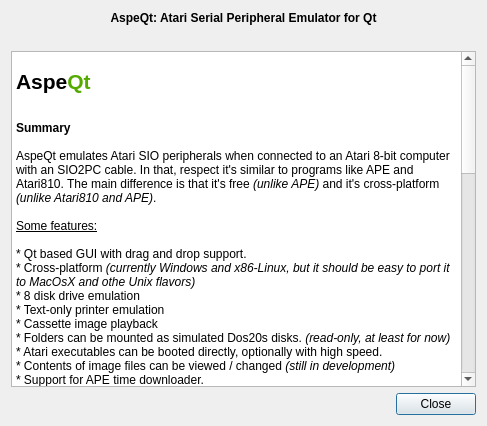
optixx/aspeqt, file aboutdialog.ui: the form before one commit.
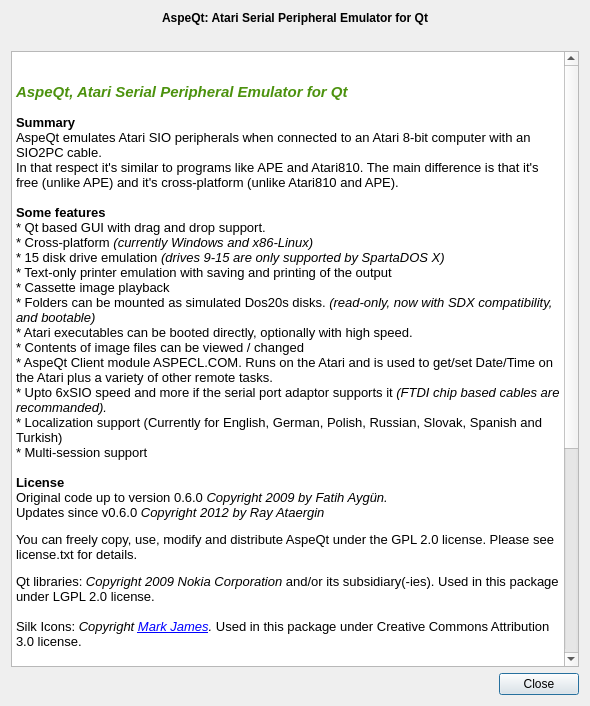
The form after the commit. Icons and pictures are not drawn.

What changed in the file:
```diff
--- a/aboutdialog.ui
+++ b/aboutdialog.ui
@@ -6,8 +6,8 @@
    <rect>
     <x>0</x>
     <y>0</y>
-    <width>487</width>
-    <height>426</height>
+    <width>590</width>
+    <height>706</height>
    </rect>
   </property>
   <property name="windowTitle">
@@ -36,97 +36,7 @@
      </property>
     </widget>
    </item>
-   <item row="1" column="0">
-    <widget class="QLabel" name="versionLabel">
-     <property name="font">
-      <font>
-       <weight>75</weight>
-       <bold>true</bold>
-      </font>
-     </property>
-     <property name="text">
-      <string/>
-     </property>
-     <property name="alignment">
-      <set>Qt::AlignCenter</set>
-     </property>
-    </widget>
-   </item>
-   <item row="2" column="0">
-    <widget class="QTextBrowser" name="textBrowser">
-     <property name="font">
-      <font>
-       <family>Arial</family>
-      </font>
-     </property>
-     <property name="locale">
-      <locale language="English" country="UnitedStates"/>
-     </property>
-     <property name="html">
-      <string>&lt;!DOCTYPE HTML PUBLIC &quot;-//W3C//DTD HTML 4.0//EN&quot; &quot;http://www.w3.org/TR/REC-html40/strict.dtd&quot;&gt;
-&lt;html&gt;&lt;head&gt;&lt;meta name=&quot;qrichtext&quot; content=&quot;1&quot; /&gt;&lt;style type=&quot;text/css&quot;&gt;
-p, li { white-space: pre-wrap; }
-&lt;/style&gt;&lt;/head&gt;&lt;body style=&quot; font-family:'Arial'; font-size:8.25pt; font-weight:400; font-style:normal;&quot;&gt;
-&lt;p style=&quot;-qt-paragraph-type:empty; margin-top:0px; margin-bottom:0px; margin-left:0px; margin-right:0px; -qt-block-indent:0; text-indent:0px; font-size:8pt;&quot;&gt;&lt;/p&gt;
-&lt;p style=&quot; margin-top:0px; margin-bottom:0px; margin-left:0px; margin-right:0px; -qt-block-indent:0; text-indent:0px;&quot;&gt;&lt;span style=&quot; font-size:16pt; font-weight:600; color:#000000;&quot;&gt;Aspe&lt;/span&gt;&lt;span style=&quot; font-size:16pt; font-weight:600; color:#55aa00;&quot;&gt;Qt	&lt;/span&gt;&lt;/p&gt;
-&lt;p style=&quot; margin-top:0px; margin-bottom:0px; margin-left:0px; margin-right:0px; -qt-block-indent:0; text-indent:0px;&quot;&gt;&lt;img src=&quot;:/icons/main-icon/AspeQt.ico&quot; /&gt;&lt;/p&gt;
-&lt;p style=&quot;-qt-paragraph-type:empty; margin-top:0px; margin-bottom:0px; margin-left:0px; margin-right:0px; -qt-block-indent:0; text-indent:0px; font-size:9pt;&quot;&gt;&lt;/p&gt;
-&lt;p style=&quot; margin-top:0px; margin-bottom:0px; margin-left:0px; margin-right:0px; -qt-block-indent:0; text-indent:0px;&quot;&gt;&lt;span style=&quot; font-size:9pt; font-weight:600;&quot;&gt;Summary&lt;/span&gt;&lt;/p&gt;
-&lt;p style=&quot;-qt-paragraph-type:empty; margin-top:0px; margin-bottom:0px; margin-left:0px; margin-right:0px; -qt-block-indent:0; text-indent:0px; font-size:9pt;&quot;&gt;&lt;/p&gt;
-&lt;p style=&quot; margin-top:0px; margin-bottom:0px; margin-left:0px; margin-right:0px; -qt-block-indent:0; text-indent:0px;&quot;&gt;&lt;span style=&quot; font-size:9pt;&quot;&gt;AspeQt emulates Atari SIO peripherals when connected to an Atari 8-bit computer with an SIO2PC cable. In that, respect it's similar to programs like APE and Atari810. The main difference is that it's free &lt;/span&gt;&lt;span style=&quot; font-size:9pt; font-style:italic;&quot;&gt;(unlike APE)&lt;/span&gt;&lt;span style=&quot; font-size:9pt;&quot;&gt; and it's cross-platform&lt;/span&gt;&lt;span style=&quot; font-size:9pt; font-style:italic;&quot;&gt; (unlike Atari810 and APE)&lt;/span&gt;&lt;span style=&quot; font-size:9pt;&quot;&gt;.&lt;/span&gt;&lt;/p&gt;
-&lt;p style=&quot;-qt-paragraph-type:empty; margin-top:0px; margin-bottom:0px; margin-left:0px; margin-right:0px; -qt-block-indent:0; text-indent:0px; font-size:9pt;&quot;&gt;&lt;/p&gt;
-&lt;p style=&quot; margin-top:0px; margin-bottom:0px; margin-left:0px; margin-right:0px; -qt-block-indent:0; text-indent:0px;&quot;&gt;&lt;span style=&quot; font-size:9pt; text-decoration: underline;&quot;&gt;Some features:&lt;/span&gt;&lt;/p&gt;
-&lt;p style=&quot;-qt-paragraph-type:empty; margin-top:0px; margin-bottom:0px; margin-left:0px; margin-right:0px; -qt-block-indent:0; text-indent:0px; font-size:9pt; text-decoration: underline;&quot;&gt;&lt;/p&gt;
-&lt;p style=&quot; margin-top:0px; margin-bottom:0px; margin-left:0px; margin-right:0px; -qt-block-indent:0; text-indent:0px;&quot;&gt;&lt;span style=&quot; font-size:9pt;&quot;&gt;* Qt based GUI with drag and drop support.&lt;/span&gt;&lt;/p&gt;
-&lt;p style=&quot; margin-top:0px; margin-bottom:0px; margin-left:0px; margin-right:0px; -qt-block-indent:0; text-indent:0px;&quot;&gt;&lt;span style=&quot; font-size:9pt;&quot;&gt;* Cross-platform&lt;/span&gt;&lt;span style=&quot; font-size:9pt; font-style:italic;&quot;&gt; (currently Windows and x86-Linux, but it should be easy to port it to MacOsX and othe Unix flavors)&lt;/span&gt;&lt;/p&gt;
-&lt;p style=&quot; margin-top:0px; margin-bottom:0px; margin-left:0px; margin-right:0px; -qt-block-indent:0; text-indent:0px;&quot;&gt;&lt;span style=&quot; font-size:9pt;&quot;&gt;* 8 disk drive emulation&lt;/span&gt;&lt;/p&gt;
-&lt;p style=&quot; margin-top:0px; margin-bottom:0px; margin-left:0px; margin-right:0px; -qt-block-indent:0; text-indent:0px;&quot;&gt;&lt;span style=&quot; font-size:9pt;&quot;&gt;* Text-only printer emulation&lt;/span&gt;&lt;/p&gt;
-&lt;p style=&quot; margin-top:0px; margin-bottom:0px; margin-left:0px; margin-right:0px; -qt-block-indent:0; text-indent:0px;&quot;&gt;&lt;span style=&quot; font-size:9pt;&quot;&gt;* Cassette image playback&lt;/span&gt;&lt;/p&gt;
-&lt;p style=&quot; margin-top:0px; margin-bottom:0px; margin-left:0px; margin-right:0px; -qt-block-indent:0; text-indent:0px;&quot;&gt;&lt;span style=&quot; font-size:9pt;&quot;&gt;* Folders can be mounted as simulated Dos20s disks. &lt;/span&gt;&lt;span style=&quot; font-size:9pt; font-style:italic;&quot;&gt;(read-only, at least for now)&lt;/span&gt;&lt;/p&gt;
-&lt;p style=&quot; margin-top:0px; margin-bottom:0px; margin-left:0px; margin-right:0px; -qt-block-indent:0; text-indent:0px;&quot;&gt;&lt;span style=&quot; font-size:9pt;&quot;&gt;* Atari executables can be booted directly, optionally with high speed.&lt;/span&gt;&lt;/p&gt;
-&lt;p style=&quot; margin-top:0px; margin-bottom:0px; margin-left:0px; margin-right:0px; -qt-block-indent:0; text-indent:0px;&quot;&gt;&lt;span style=&quot; font-size:9pt;&quot;&gt;* Contents of image files can be viewed / changed &lt;/span&gt;&lt;span style=&quot; font-size:9pt; font-style:italic;&quot;&gt;(still in development)&lt;/span&gt;&lt;/p&gt;
-&lt;p style=&quot; margin-top:0px; margin-bottom:0px; margin-left:0px; margin-right:0px; -qt-block-indent:0; text-indent:0px;&quot;&gt;&lt;span style=&quot; font-size:9pt;&quot;&gt;* Support for APE time downloader.&lt;/span&gt;&lt;/p&gt;
-&lt;p style=&quot; margin-top:0px; margin-bottom:0px; margin-left:0px; margin-right:0px; -qt-block-indent:0; text-indent:0px;&quot;&gt;&lt;span style=&quot; font-size:9pt;&quot;&gt;* Upto 6x SIO speed and more if the serial port adaptor supports it.&lt;/span&gt;&lt;/p&gt;
-&lt;p style=&quot; margin-top:0px; margin-bottom:0px; margin-left:0px; margin-right:0px; -qt-block-indent:0; text-indent:0px;&quot;&gt;&lt;span style=&quot; font-size:9pt;&quot;&gt;* Localization support&lt;/span&gt;&lt;span style=&quot; font-size:9pt; font-style:italic;&quot;&gt; (english, polish and turkish for now)&lt;/span&gt;&lt;/p&gt;
-&lt;p style=&quot;-qt-paragraph-type:empty; margin-top:0px; margin-bottom:0px; margin-left:0px; margin-right:0px; -qt-block-indent:0; text-indent:0px; font-size:9pt;&quot;&gt;&lt;/p&gt;
-&lt;p style=&quot;-qt-paragraph-type:empty; margin-top:0px; margin-bottom:0px; margin-left:0px; margin-right:0px; -qt-block-indent:0; text-indent:0px; font-size:9pt;&quot;&gt;&lt;/p&gt;
-&lt;p style=&quot; margin-top:0px; margin-bottom:0px; margin-left:0px; margin-right:0px; -qt-block-indent:0; text-indent:0px;&quot;&gt;&lt;span style=&quot; font-size:9pt; font-weight:600;&quot;&gt;Credits&lt;/span&gt;&lt;/p&gt;
-&lt;p style=&quot;-qt-paragraph-type:empty; margin-top:0px; margin-bottom:0px; margin-left:0px; margin-right:0px; -qt-block-indent:0; text-indent:0px; font-size:9pt;&quot;&gt;&lt;/p&gt;
-&lt;p style=&quot; margin-top:0px; margin-bottom:0px; margin-left:0px; margin-right:0px; -qt-block-indent:0; text-indent:0px;&quot;&gt;&lt;span style=&quot; font-size:9pt;&quot;&gt;* Ray Ataergin for Turkish translation, PC print support, ATASCII font support, AspeCl client, and other UI and functional  improvements.&lt;/span&gt;&lt;/p&gt;
-&lt;p style=&quot;-qt-paragraph-type:empty; margin-top:0px; margin-bottom:0px; margin-left:0px; margin-right:0px; -qt-block-indent:0; text-indent:0px; font-size:9pt;&quot;&gt;&lt;/p&gt;
-&lt;p style=&quot; margin-top:0px; margin-bottom:0px; margin-left:0px; margin-right:0px; -qt-block-indent:0; text-indent:0px;&quot;&gt;&lt;span style=&quot; font-size:9pt;&quot;&gt;* Krzysztof Pyrkosz for adding language selection, polish translation, .PRO file support and other fixes and improvements.&lt;/span&gt;&lt;/p&gt;
-&lt;p style=&quot;-qt-paragraph-type:empty; margin-top:0px; margin-bottom:0px; margin-left:0px; margin-right:0px; -qt-block-indent:0; text-indent:0px; font-size:9pt;&quot;&gt;&lt;/p&gt;
-&lt;p style=&quot; margin-top:0px; margin-bottom:0px; margin-left:0px; margin-right:0px; -qt-block-indent:0; text-indent:0px;&quot;&gt;&lt;span style=&quot; font-size:9pt;&quot;&gt;* Matthias Reichl for creating AtariSIO package, letting me use his high speed SIO codes and even getting his hands dirty with the Unix serial port backend.&lt;/span&gt;&lt;/p&gt;
-&lt;p style=&quot;-qt-paragraph-type:empty; margin-top:0px; margin-bottom:0px; margin-left:0px; margin-right:0px; -qt-block-indent:0; text-indent:0px; font-size:9pt;&quot;&gt;&lt;/p&gt;
-&lt;p style=&quot; margin-top:0px; margin-bottom:0px; margin-left:0px; margin-right:0px; -qt-block-indent:0; text-indent:0px;&quot;&gt;&lt;span style=&quot; font-size:9pt;&quot;&gt;* Sebastian Bartkowicz for kindly donating one of his Candle'O'Sin I/O boards, thus giving me the possibility to support it and other FTDI chip based USB adaptors.&lt;/span&gt;&lt;/p&gt;
-&lt;p style=&quot;-qt-paragraph-type:empty; margin-top:0px; margin-bottom:0px; margin-left:0px; margin-right:0px; -qt-block-indent:0; text-indent:0px; font-size:9pt;&quot;&gt;&lt;/p&gt;
-&lt;p style=&quot; margin-top:0px; margin-bottom:0px; margin-left:0px; margin-right:0px; -qt-block-indent:0; text-indent:0px;&quot;&gt;&lt;span style=&quot; font-size:9pt; font-weight:600;&quot;&gt;License&lt;/span&gt;&lt;/p&gt;
-&lt;p style=&quot;-qt-paragraph-type:empty; margin-top:0px; margin-bottom:0px; margin-left:0px; margin-right:0px; -qt-block-indent:0; text-indent:0px; font-size:9pt;&quot;&gt;&lt;/p&gt;
-&lt;p style=&quot; margin-top:0px; margin-bottom:0px; margin-left:0px; margin-right:0px; -qt-block-indent:0; text-indent:0px;&quot;&gt;&lt;span style=&quot; font-size:9pt;&quot;&gt;* &lt;/span&gt;&lt;a href=&quot;https://sourceforge.net/projects/aspeqt/&quot;&gt;&lt;span style=&quot; font-size:8pt; text-decoration: underline; color:#0000ff;&quot;&gt;AspeQt&lt;/span&gt;&lt;/a&gt;&lt;span style=&quot; font-size:9pt;&quot;&gt;: Copyright 2009 by Fatih Aygün. You can freely copy, use, modify and distribute it under the GPL 2.0 license. Please see license.txt for details.&lt;/span&gt;&lt;/p&gt;
-&lt;p style=&quot;-qt-paragraph-type:empty; margin-top:0px; margin-bottom:0px; margin-left:0px; margin-right:0px; -qt-block-indent:0; text-indent:0px; font-size:9pt;&quot;&gt;&lt;/p&gt;
-&lt;p style=&quot; margin-top:0px; margin-bottom:0px; margin-left:0px; margin-right:0px; -qt-block-indent:0; text-indent:0px;&quot;&gt;&lt;span style=&quot; font-size:9pt;&quot;&gt;* Qt libraries: Copyright 2009 &lt;/span&gt;&lt;a href=&quot;http://qt.nokia.com/&quot;&gt;&lt;span style=&quot; font-size:8pt; text-decoration: underline; color:#0000ff;&quot;&gt;Nokia Corporation&lt;/span&gt;&lt;/a&gt;&lt;span style=&quot; font-size:9pt;&quot;&gt; and/or its subsidiary(-ies). Used in this package under LGPL 2.0 license.&lt;/span&gt;&lt;/p&gt;
-&lt;p style=&quot;-qt-paragraph-type:empty; margin-top:0px; margin-bottom:0px; margin-left:0px; margin-right:0px; -qt-block-indent:0; text-indent:0px; font-size:9pt;&quot;&gt;&lt;/p&gt;
-&lt;p style=&quot; margin-top:0px; margin-bottom:0px; margin-left:0px; margin-right:0px; -qt-block-indent:0; text-indent:0px;&quot;&gt;&lt;span style=&quot; font-size:9pt;&quot;&gt;* Silk Icons: Copyright by &lt;/span&gt;&lt;a href=&quot;http://famfamfam.com&quot;&gt;&lt;span style=&quot; font-size:8pt; text-decoration: underline; color:#0000ff;&quot;&gt;Mark James&lt;/span&gt;&lt;/a&gt;&lt;span style=&quot; font-size:9pt;&quot;&gt;. Used in this package under Creative Commons Attribution 3.0 license.&lt;/span&gt;&lt;/p&gt;
-&lt;p style=&quot;-qt-paragraph-type:empty; margin-top:0px; margin-bottom:0px; margin-left:0px; margin-right:0px; -qt-block-indent:0; text-indent:0px; font-size:9pt;&quot;&gt;&lt;/p&gt;
-&lt;p style=&quot; margin-top:0px; margin-bottom:0px; margin-left:0px; margin-right:0px; -qt-block-indent:0; text-indent:0px;&quot;&gt;&lt;span style=&quot; font-size:9pt;&quot;&gt;* Additional Icons by &lt;/span&gt;&lt;a href=&quot;http://www.oxygen-icons.org/?page_id=16&quot;&gt;&lt;span style=&quot; font-size:8pt; text-decoration: underline; color:#0000ff;&quot;&gt;Oxygen Team&lt;/span&gt;&lt;/a&gt;&lt;span style=&quot; font-size:9pt;&quot;&gt;. Used in this package under Creative Commons Attribution-ShareAlike 3.0 license.&lt;/span&gt;&lt;/p&gt;
-&lt;p style=&quot;-qt-paragraph-type:empty; margin-top:0px; margin-bottom:0px; margin-left:0px; margin-right:0px; -qt-block-indent:0; text-indent:0px; font-size:9pt;&quot;&gt;&lt;/p&gt;
-&lt;p style=&quot; margin-top:0px; margin-bottom:0px; margin-left:0px; margin-right:0px; -qt-block-indent:0; text-indent:0px;&quot;&gt;&lt;span style=&quot; font-size:9pt;&quot;&gt;* Atascii Fonts by &lt;/span&gt;&lt;a href=&quot;http://members.bitstream.net/~marksim/atarimac&quot;&gt;&lt;span style=&quot; font-size:8pt; text-decoration: underline; color:#0000ff;&quot;&gt;Mark Simonson&lt;/span&gt;&lt;/a&gt;&lt;span style=&quot; font-size:9pt;&quot;&gt;. Used in this package under Freeware License.&lt;/span&gt;&lt;/p&gt;
-&lt;p style=&quot;-qt-paragraph-type:empty; margin-top:0px; margin-bottom:0px; margin-left:0px; margin-right:0px; -qt-block-indent:0; text-indent:0px; font-size:9pt;&quot;&gt;&lt;/p&gt;
-&lt;p style=&quot; margin-top:0px; margin-bottom:0px; margin-left:0px; margin-right:0px; -qt-block-indent:0; text-indent:0px;&quot;&gt;&lt;span style=&quot; font-size:9pt;&quot;&gt;* AtariSIO Linux kernel module and high speed code used in the EXE loader: Copyright &lt;/span&gt;&lt;a href=&quot;mailto:hias@horus.com&quot;&gt;&lt;span style=&quot; font-size:8pt; text-decoration: underline; color:#0000ff;&quot;&gt;Matthias Reichl&lt;/span&gt;&lt;/a&gt;&lt;span style=&quot; font-size:9pt;&quot;&gt;. Used in this package under GPL 2.0 license.&lt;/span&gt;&lt;/p&gt;
-&lt;p style=&quot;-qt-paragraph-type:empty; margin-top:0px; margin-bottom:0px; margin-left:0px; margin-right:0px; -qt-block-indent:0; text-indent:0px; font-size:9pt;&quot;&gt;&lt;/p&gt;
-&lt;p style=&quot; margin-top:0px; margin-bottom:0px; margin-left:0px; margin-right:0px; -qt-block-indent:0; text-indent:0px;&quot;&gt;&lt;span style=&quot; font-size:9pt; font-weight:600;&quot;&gt;Contact&lt;/span&gt;&lt;/p&gt;
-&lt;p style=&quot;-qt-paragraph-type:empty; margin-top:0px; margin-bottom:0px; margin-left:0px; margin-right:0px; -qt-block-indent:0; text-indent:0px; font-size:9pt;&quot;&gt;&lt;/p&gt;
-&lt;p style=&quot; margin-top:0px; margin-bottom:0px; margin-left:0px; margin-right:0px; -qt-block-indent:0; text-indent:0px;&quot;&gt;&lt;a href=&quot;mailto:cyco130@yahoo.com&quot;&gt;&lt;span style=&quot; font-size:8pt; text-decoration: underline; color:#0000ff;&quot;&gt;Fatih Aygün&lt;/span&gt;&lt;/a&gt;&lt;span style=&quot; font-size:9pt;&quot;&gt;, please include the word &amp;quot;aspeqt&amp;quot; in the subject field.&lt;/span&gt;&lt;/p&gt;
-&lt;p style=&quot;-qt-paragraph-type:empty; margin-top:0px; margin-bottom:0px; margin-left:0px; margin-right:0px; -qt-block-indent:0; text-indent:0px; font-size:9pt;&quot;&gt;&lt;/p&gt;
-&lt;p style=&quot; margin-top:0px; margin-bottom:0px; margin-left:0px; margin-right:0px; -qt-block-indent:0; text-indent:0px;&quot;&gt;&lt;a href=&quot;mailto:ray@atari8warez.com&quot;&gt;&lt;span style=&quot; font-size:8pt; text-decoration: underline; color:#0000ff;&quot;&gt;Ray Ataergin&lt;/span&gt;&lt;/a&gt;&lt;span style=&quot; font-size:9pt;&quot;&gt; for SIO2PC/10502PC information and hardware please visit &lt;/span&gt;&lt;a href=&quot;http://www.atari8warez.com&quot;&gt;&lt;span style=&quot; font-size:8pt; text-decoration: underline; color:#0000ff;&quot;&gt;atari8warez&lt;/span&gt;&lt;/a&gt;&lt;/p&gt;
-&lt;p style=&quot;-qt-paragraph-type:empty; margin-top:0px; margin-bottom:0px; margin-left:0px; margin-right:0px; -qt-block-indent:0; text-indent:0px; font-size:9pt;&quot;&gt;&lt;/p&gt;&lt;/body&gt;&lt;/html&gt;</string>
-     </property>
-     <property name="openExternalLinks">
-      <bool>true</bool>
-     </property>
-    </widget>
-   </item>
-   <item row="3" column="0">
+   <item row="5" column="0">
     <widget class="QDialogButtonBox" name="buttonBox">
      <property name="locale">
       <locale language="English" country="UnitedStates"/>
@@ -139,6 +49,42 @@
      </property>
     </widget>
    </item>
+   <item row="2" column="0">
+    <widget class="QTextBrowser" name="textBrowser">
+     <property name="html">
+      <string>&lt;!DOCTYPE HTML PUBLIC &quot;-//W3C//DTD HTML 4.0//EN&quot; &quot;http://www.w3.org/TR/REC-html40/strict.dtd&quot;&gt;
+&lt;html&gt;&lt;head&gt;&lt;meta name=&quot;qrichtext&quot; content=&quot;1&quot; /&gt;&lt;title&gt;AspeQt&lt;/title&gt;&lt;style type=&quot;text/css&quot;&gt;
+p, li { white-space: pre-wrap; }
+&lt;/style&gt;&lt;/head&gt;&lt;body style=&quot; font-family:'MS Shell Dlg 2'; font-size:8.25pt; font-weight:400; font-style:normal;&quot;&gt;
+&lt;p style=&quot; margin-top:12px; margin-bottom:12px; margin-left:0px; margin-right:0px; -qt-block-indent:0; text-indent:0px;&quot;&gt;&lt;span style=&quot; font-size:10pt;&quot;&gt; &lt;/span&gt;&lt;img src=&quot;:/icons/main-icon/AspeQt.ico&quot; /&gt;&lt;span style=&quot; font-size:10pt; font-weight:600; color:#4c920e;&quot;&gt;  &lt;/span&gt;&lt;/p&gt;
+&lt;p style=&quot; margin-top:12px; margin-bottom:12px; margin-left:0px; margin-right:0px; -qt-block-indent:0; text-indent:0px;&quot;&gt;&lt;span style=&quot; font-family:'Arial,Helvetica,sans-serif'; font-size:11pt; font-weight:600; font-style:italic; color:#4c920e;&quot;&gt;AspeQt, Atari Serial Peripheral Emulator for Qt&lt;/span&gt;&lt;span style=&quot; font-size:10pt; font-weight:600; font-style:italic; color:#4c920e;&quot;&gt;&lt;br /&gt;&lt;/span&gt;&lt;span style=&quot; font-size:10pt;&quot;&gt;&lt;br /&gt;&lt;/span&gt;&lt;span style=&quot; font-family:'Arial,Helvetica,sans-serif'; font-size:10pt; font-weight:600;&quot;&gt;Summary&lt;/span&gt;&lt;span style=&quot; font-family:'Arial,Helvetica,sans-serif'; font-size:10pt;&quot;&gt;&lt;br /&gt;AspeQt emulates Atari SIO peripherals when connected to an Atari 8-bit computer with an SIO2PC cable.&lt;br /&gt;In that respect it's similar to programs like APE and Atari810. The main difference is that it's free (unlike APE) and it's cross-platform (unlike Atari810 and APE).&lt;br /&gt;&lt;br /&gt;&lt;/span&gt;&lt;span style=&quot; font-family:'Arial,Helvetica,sans-serif'; font-size:10pt; font-weight:600;&quot;&gt;Some features&lt;/span&gt;&lt;span style=&quot; font-family:'Arial,Helvetica,sans-serif'; font-size:10pt;&quot;&gt;&lt;br /&gt;* Qt based GUI with drag and drop support.&lt;br /&gt;* Cross-platform&lt;/span&gt;&lt;span style=&quot; font-family:'Arial,Helvetica,sans-serif'; font-size:10pt; font-style:italic;&quot;&gt; (currently Windows and x86-Linux)&lt;/span&gt;&lt;span style=&quot; font-family:'Arial,Helvetica,sans-serif'; font-size:10pt;&quot;&gt;&lt;br /&gt;* 15 disk drive emulation &lt;/span&gt;&lt;span style=&quot; font-family:'Arial,Helvetica,sans-serif'; font-size:10pt; font-style:italic;&quot;&gt;(drives 9-15 are only supported by SpartaDOS X)&lt;/span&gt;&lt;span style=&quot; font-family:'Arial,Helvetica,sans-serif'; font-size:10pt;&quot;&gt;&lt;br /&gt;* Text-only printer emulation with saving and printing of the output&lt;br /&gt;* Cassette image playback&lt;br /&gt;* Folders can be mounted as simulated Dos20s disks. &lt;/span&gt;&lt;span style=&quot; font-family:'Arial,Helvetica,sans-serif'; font-size:10pt; font-style:italic;&quot;&gt;(read-only, now with SDX compatibility, and bootable)&lt;/span&gt;&lt;span style=&quot; font-family:'Arial,Helvetica,sans-serif'; font-size:10pt;&quot;&gt;&lt;br /&gt;* Atari executables can be booted directly, optionally with high speed.&lt;br /&gt;* Contents of image files can be viewed / changed&lt;br /&gt;* AspeQt Client module ASPECL.COM. Runs on the Atari and is used to get/set Date/Time on the Atari plus a variety of other remote tasks.&lt;br /&gt;* Upto 6xSIO speed and more if the serial port adaptor supports it &lt;/span&gt;&lt;span style=&quot; font-family:'Arial,Helvetica,sans-serif'; font-size:10pt; font-style:italic;&quot;&gt;(FTDI chip based cables are recommanded).&lt;/span&gt;&lt;span style=&quot; font-family:'Arial,Helvetica,sans-serif'; font-size:10pt;&quot;&gt;&lt;br /&gt;* Localization support (Currently for English, German, Polish, Russian, Slovak, Spanish and Turkish)&lt;br /&gt;* Multi-session support&lt;br /&gt;&lt;br /&gt;&lt;/span&gt;&lt;span style=&quot; font-family:'Arial,Helvetica,sans-serif'; font-size:10pt; font-weight:600;&quot;&gt;License&lt;/span&gt;&lt;span style=&quot; font-family:'Arial,Helvetica,sans-serif'; font-size:10pt;&quot;&gt;&lt;br /&gt;Original code up to version 0.6.0 &lt;/span&gt;&lt;span style=&quot; font-family:'Arial,Helvetica,sans-serif'; font-size:10pt; font-style:italic;&quot;&gt;Copyright 2009 by Fatih Aygün. &lt;/span&gt;&lt;span style=&quot; font-family:'Arial,Helvetica,sans-serif'; font-size:10pt;&quot;&gt;&lt;br /&gt;Updates since v0.6.0 &lt;/span&gt;&lt;span style=&quot; font-family:'Arial,Helvetica,sans-serif'; font-size:10pt; font-style:italic;&quot;&gt;Copyright 2012 by Ray Ataergin&lt;/span&gt;&lt;span style=&quot; font-size:10pt;&quot;&gt; &lt;/span&gt;&lt;/p&gt;
+&lt;p style=&quot; margin-top:12px; margin-bottom:12px; margin-left:0px; margin-right:0px; -qt-block-indent:0; text-indent:0px;&quot;&gt;&lt;span style=&quot; font-family:'Arial,Helvetica,sans-serif'; font-size:10pt;&quot;&gt;You can freely copy, use, modify and distribute AspeQt under the GPL 2.0 license. Please see license.txt for details.&lt;/span&gt;&lt;span style=&quot; font-size:10pt;&quot;&gt; &lt;/span&gt;&lt;/p&gt;
+&lt;p style=&quot; margin-top:12px; margin-bottom:12px; margin-left:0px; margin-right:0px; -qt-block-indent:0; text-indent:0px;&quot;&gt;&lt;span style=&quot; font-family:'Arial,Helvetica,sans-serif'; font-size:10pt;&quot;&gt;Qt libraries: &lt;/span&gt;&lt;span style=&quot; font-family:'Arial,Helvetica,sans-serif'; font-size:10pt; font-style:italic;&quot;&gt;Copyright 2009 Nokia Corporation&lt;/span&gt;&lt;span style=&quot; font-family:'Arial,Helvetica,sans-serif'; font-size:10pt;&quot;&gt; and/or its subsidiary(-ies). Used in this package under LGPL 2.0 license.&lt;br /&gt;&lt;br /&gt;Silk Icons: &lt;/span&gt;&lt;span style=&quot; font-family:'Arial,Helvetica,sans-serif'; font-size:10pt; font-style:italic;&quot;&gt;Copyright &lt;/span&gt;&lt;a href=&quot;www.famfamfam.com&quot;&gt;&lt;span style=&quot; font-family:'Arial,Helvetica,sans-serif'; font-size:10pt; font-style:italic; text-decoration: underline; color:#0000ff;&quot;&gt;Mark James&lt;/span&gt;&lt;/a&gt;&lt;span style=&quot; font-family:'Arial,Helvetica,sans-serif'; font-size:10pt; font-style:italic;&quot;&gt;.&lt;/span&gt;&lt;span style=&quot; font-family:'Arial,Helvetica,sans-serif'; font-size:10pt;&quot;&gt; Used in this package under Creative Commons Attribution 3.0 license.&lt;br /&gt;&lt;br /&gt;Additional Icons by &lt;/span&gt;&lt;a href=&quot;http://www.oxygen-icons.org/&quot;&gt;&lt;span style=&quot; font-family:'Arial,Helvetica,sans-serif'; font-size:10pt; font-style:italic; text-decoration: underline; color:#0000ff;&quot;&gt;Oxygen Team&lt;/span&gt;&lt;/a&gt;&lt;span style=&quot; font-family:'Arial,Helvetica,sans-serif'; font-size:10pt;&quot;&gt;. Used in this package under Creative Commons Attribution-ShareAlike 3.0 license.&lt;br /&gt;&lt;br /&gt;AtariSIO Linux kernel module and high speed code used in the EXE loader &lt;/span&gt;&lt;span style=&quot; font-family:'Arial,Helvetica,sans-serif'; font-size:10pt; font-style:italic;&quot;&gt;Copyright &lt;/span&gt;&lt;a href=&quot;http://www.horus.com/~hias/atari/&quot;&gt;&lt;span style=&quot; font-family:'Arial,Helvetica,sans-serif'; font-size:10pt; font-style:italic; text-decoration: underline; color:#0000ff;&quot;&gt;Matthias Reichl.&lt;/span&gt;&lt;/a&gt;&lt;span style=&quot; font-family:'Arial,Helvetica,sans-serif'; font-size:10pt;&quot;&gt; Used in this package under GPL 2.0 license.&lt;br /&gt;&lt;br /&gt;Atascii Fonts by &lt;/span&gt;&lt;a href=&quot;http://members.bitstream.net/~marksim/atarimac&quot;&gt;&lt;span style=&quot; font-family:'Arial,Helvetica,sans-serif'; font-size:10pt; font-style:italic; text-decoration: underline; color:#0000ff;&quot;&gt;Mark Simonson&lt;/span&gt;&lt;/a&gt;&lt;span style=&quot; font-family:'Arial,Helvetica,sans-serif'; font-size:10pt;&quot;&gt;. Used in this package under Freeware License.&lt;/span&gt;&lt;span style=&quot; font-size:10pt;&quot;&gt;&lt;br /&gt;&lt;br /&gt;&lt;/span&gt;&lt;span style=&quot; font-family:'Arial,Helvetica,sans-serif'; font-size:10pt; font-weight:600; font-style:italic;&quot;&gt;DOS files distributed with AspeQt&lt;/span&gt;&lt;span style=&quot; font-family:'Arial,Helvetica,sans-serif'; font-size:10pt; font-style:italic;&quot;&gt; are copyright of their respective owners, Atari8Warez and AspeQt distributes those files with the understanding that they are either abandonware or public domain, and are widely available for download through the internet. If you are the copyright holder of one or more of these files, and believe that distribution of these files constitutes a breach of your rights please contact &lt;/span&gt;&lt;a href=&quot;mailto:ray@atari8warez.com&quot;&gt;&lt;span style=&quot; font-family:'Arial,Helvetica,sans-serif'; font-size:10pt; font-style:italic; text-decoration: underline; color:#0000ff;&quot;&gt;Atari8Warez&lt;/span&gt;&lt;/a&gt;&lt;span style=&quot; font-family:'Arial,Helvetica,sans-serif'; font-size:10pt; font-style:italic;&quot;&gt;. We respect the rights of copyright holders and won't distribute copyrighted work without the rights holder's consent. &lt;/span&gt;&lt;/p&gt;
+&lt;p style=&quot; margin-top:12px; margin-bottom:12px; margin-left:0px; margin-right:0px; -qt-block-indent:0; text-indent:0px;&quot;&gt;&lt;span style=&quot; font-family:'Arial,Helvetica,sans-serif'; font-size:10pt; font-weight:600;&quot;&gt;Contact&lt;/span&gt;&lt;span style=&quot; font-family:'Arial,Helvetica,sans-serif'; font-size:10pt;&quot;&gt;&lt;br /&gt;Ray Ataergin, &lt;/span&gt;&lt;a href=&quot;mailto:ray@atari8warez.com&quot;&gt;&lt;span style=&quot; font-family:'Arial,Helvetica,sans-serif'; font-size:10pt; text-decoration: underline; color:#0000ff;&quot;&gt;email&lt;/span&gt;&lt;/a&gt;&lt;span style=&quot; font-family:'Arial,Helvetica,sans-serif'; font-size:10pt;&quot;&gt;, &lt;/span&gt;&lt;span style=&quot; font-family:'Arial,Helvetica,sans-serif'; font-size:10pt; font-style:italic;&quot;&gt;Please include the word &amp;quot;aspeqt&amp;quot; in the subject field.&lt;/span&gt;&lt;span style=&quot; font-family:'Arial,Helvetica,sans-serif'; font-size:10pt;&quot;&gt;&lt;br /&gt;&lt;br /&gt;Fatih Aygun, &lt;/span&gt;&lt;a href=&quot;mailto:cyco130@yahoo.com&quot;&gt;&lt;span style=&quot; font-family:'Arial,Helvetica,sans-serif'; font-size:10pt; text-decoration: underline; color:#0000ff;&quot;&gt;email&lt;/span&gt;&lt;/a&gt;&lt;span style=&quot; font-family:'Arial,Helvetica,sans-serif'; font-size:10pt;&quot;&gt;, &lt;/span&gt;&lt;span style=&quot; font-family:'Arial,Helvetica,sans-serif'; font-size:10pt; font-style:italic;&quot;&gt;Please include the word &amp;quot;aspeqt&amp;quot; in the subject field.&lt;/span&gt;&lt;span style=&quot; font-family:'Arial,Helvetica,sans-serif'; font-size:10pt;&quot;&gt;&lt;br /&gt;&lt;br /&gt;For SIO2PC/10502PC hardware purchase/support visit &lt;/span&gt;&lt;a href=&quot;http://www.atari8warez.com&quot;&gt;&lt;span style=&quot; font-family:'Arial,Helvetica,sans-serif'; font-size:10pt; text-decoration: underline; color:#0000ff;&quot;&gt;Atari8Warez&lt;/span&gt;&lt;/a&gt;&lt;span style=&quot; font-family:'Arial,Helvetica,sans-serif'; font-size:10pt;&quot;&gt;&lt;br /&gt;&lt;/span&gt;&lt;/p&gt;&lt;/body&gt;&lt;/html&gt;</string>
+     </property>
+     <property name="source">
+      <url>
+       <string>qrc:/documentation/about.html</string>
+      </url>
+     </property>
+    </widget>
+   </item>
+   <item row="1" column="0">
+    <widget class="QLabel" name="versionLabel">
+     <property name="font">
+      <font>
+       <weight>75</weight>
+       <bold>true</bold>
+      </font>
+     </property>
+     <property name="text">
+      <string/>
+     </property>
+     <property name="alignment">
+      <set>Qt::AlignCenter</set>
+     </property>
+    </widget>
+   </item>
   </layout>
  </widget>
  <resources/>
```
